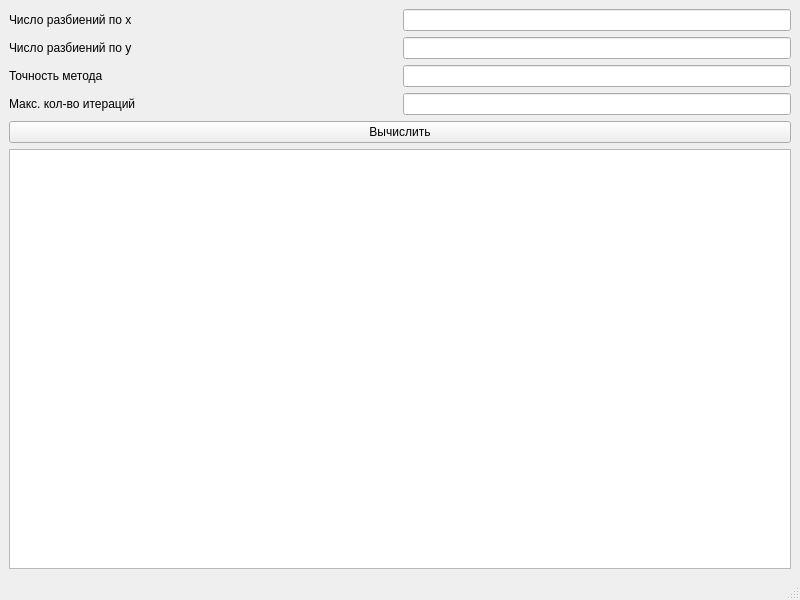
The window that mainwindow.ui (biareactor/nm_lab_13_dirichlet) describes before a commit, drawn with Qt 5.
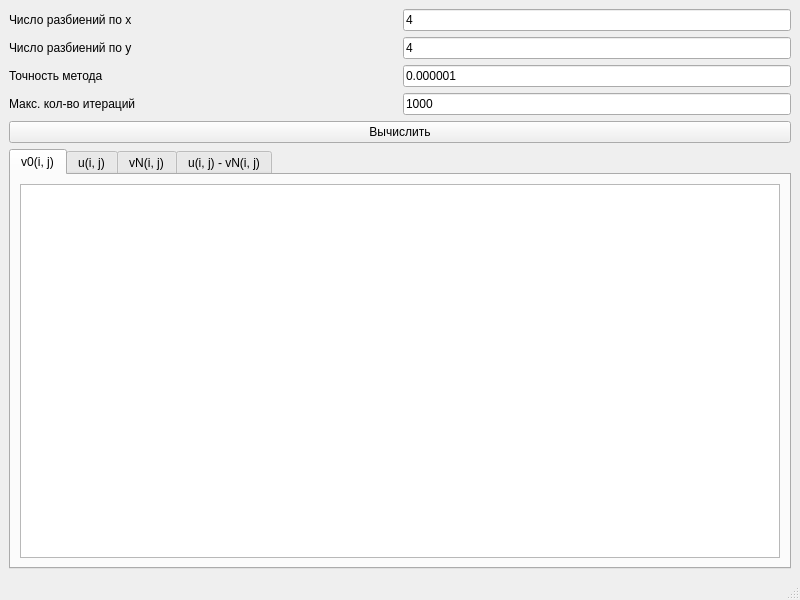
The same window after the commit. The open tabs and pages were chosen to show the change.

The edit to the form file:
```diff
--- a/mainwindow.ui
+++ b/mainwindow.ui
@@ -14,7 +14,7 @@
    <string>MainWindow</string>
   </property>
   <widget class="QWidget" name="centralwidget">
-   <layout class="QGridLayout" name="gridLayout">
+   <layout class="QGridLayout" name="gridLayout_2">
     <item row="0" column="0">
      <layout class="QVBoxLayout" name="verticalLayout">
       <item>
@@ -27,7 +27,11 @@
          </widget>
         </item>
         <item>
-         <widget class="QLineEdit" name="n"/>
+         <widget class="QLineEdit" name="n">
+          <property name="text">
+           <string>4</string>
+          </property>
+         </widget>
         </item>
        </layout>
       </item>
@@ -41,7 +45,11 @@
          </widget>
         </item>
         <item>
-         <widget class="QLineEdit" name="m"/>
+         <widget class="QLineEdit" name="m">
+          <property name="text">
+           <string>4</string>
+          </property>
+         </widget>
         </item>
        </layout>
       </item>
@@ -55,7 +63,11 @@
          </widget>
         </item>
         <item>
-         <widget class="QLineEdit" name="Nmax"/>
+         <widget class="QLineEdit" name="Nmax">
+          <property name="text">
+           <string>0.000001</string>
+          </property>
+         </widget>
         </item>
        </layout>
       </item>
@@ -69,7 +81,11 @@
          </widget>
         </item>
         <item>
-         <widget class="QLineEdit" name="eps"/>
+         <widget class="QLineEdit" name="eps">
+          <property name="text">
+           <string>1000</string>
+          </property>
+         </widget>
         </item>
        </layout>
       </item>
@@ -83,7 +99,58 @@
      </layout>
     </item>
     <item row="1" column="0">
-     <widget class="QTableWidget" name="table"/>
+     <widget class="QTabWidget" name="uv_table">
+      <property name="currentIndex">
+       <number>1</number>
+      </property>
+      <widget class="QWidget" name="tab">
+       <attribute name="title">
+        <string>v0(i, j)</string>
+       </attribute>
+       <layout class="QGridLayout" name="gridLayout_5">
+        <item row="0" column="0">
+         <widget class="QTableWidget" name="v0_table">
+          <attribute name="horizontalHeaderVisible">
+           <bool>false</bool>
+          </attribute>
+          <attribute name="verticalHeaderVisible">
+           <bool>false</bool>
+          </attribute>
+         </widget>
+        </item>
+       </layout>
+      </widget>
+      <widget class="QWidget" name="tab_2">
+       <attribute name="title">
+        <string>u(i, j)</string>
+       </attribute>
+       <layout class="QGridLayout" name="gridLayout_4">
+        <item row="0" column="0">
+         <widget class="QTableWidget" name="u_table"/>
+        </item>
+       </layout>
+      </widget>
+      <widget class="QWidget" name="tab_3">
+       <attribute name="title">
+        <string>vN(i, j)</string>
+       </attribute>
+       <layout class="QGridLayout" name="gridLayout_3">
+        <item row="0" column="0">
+         <widget class="QTableWidget" name="vn_table"/>
+        </item>
+       </layout>
+      </widget>
+      <widget class="QWidget" name="tab_4">
+       <attribute name="title">
+        <string>u(i, j) - vN(i, j)</string>
+       </attribute>
+       <layout class="QGridLayout" name="gridLayout">
+        <item row="0" column="0">
+         <widget class="QTableWidget" name="tableWidget_3"/>
+        </item>
+       </layout>
+      </widget>
+     </widget>
     </item>
    </layout>
   </widget>
```
Left out of the diff: 2 changed lines with no effect on the pictures.
